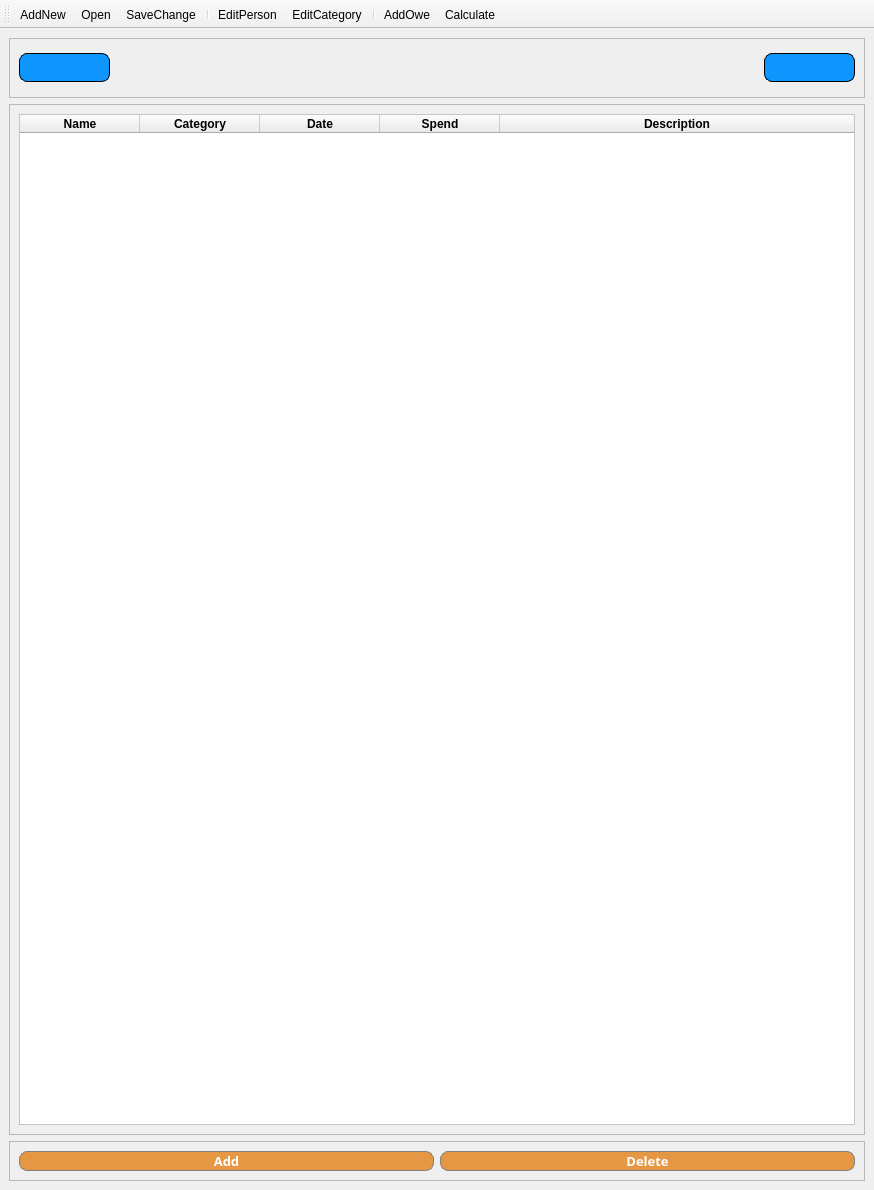
Above: Ui/PyBill.ui from ZILINYE/PyBill before the change. Below: the same form after it.
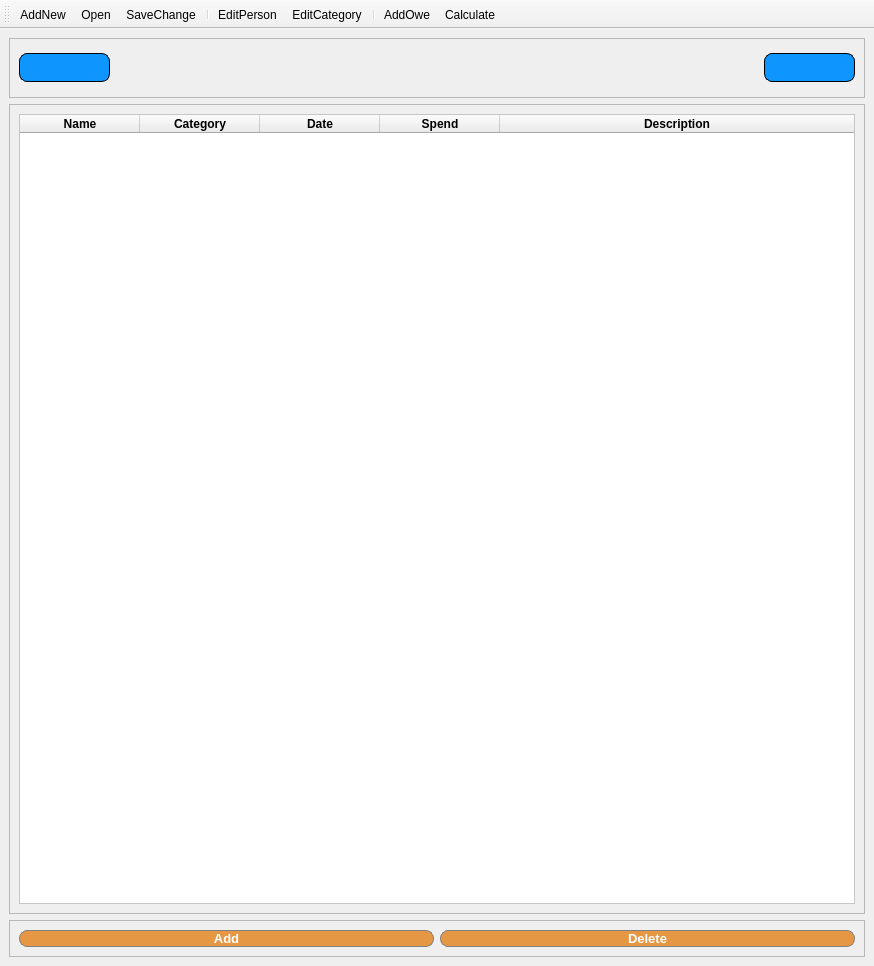
That is the form after the change. Icons and pictures are not drawn.

What changed in the file:
```diff
--- a/Ui/PyBill.ui
+++ b/Ui/PyBill.ui
@@ -7,7 +7,7 @@
     <x>0</x>
     <y>0</y>
     <width>874</width>
-    <height>1190</height>
+    <height>966</height>
    </rect>
   </property>
   <property name="sizePolicy">
@@ -350,13 +350,6 @@
               <bold>true</bold>
              </font>
             </property>
-            <property name="background">
-             <color>
-              <red>170</red>
-              <green>255</green>
-              <blue>255</blue>
-             </color>
-            </property>
            </column>
            <column>
             <property name="text">
@@ -424,8 +417,7 @@
         <property name="styleSheet">
          <string notr="true">QPushButton
 {
-    /*字体为微软雅黑*/
-    font-family:Microsoft Yahei;
+
     /*字体大小为20点*/
     font-size:10pt;
     /*字体颜色为白色*/    
@@ -475,7 +467,6 @@
           <widget class="QPushButton" name="delRow">
            <property name="font">
             <font>
-             <family>Microsoft Yahei</family>
              <pointsize>10</pointsize>
              <weight>75</weight>
              <bold>true</bold>
@@ -484,6 +475,47 @@
            <property name="toolTip">
             <string>&lt;html&gt;&lt;head/&gt;&lt;body&gt;&lt;p&gt;Remove Record&lt;/p&gt;&lt;/body&gt;&lt;/html&gt;</string>
            </property>
+           <property name="styleSheet">
+            <string notr="true">QPushButton
+{
+    /*字体大小为20点*/
+    font-size:10pt;
+    /*字体颜色为白色*/    
+	color:white;
+    /*背景颜色*/  
+    
+	background-color: rgb(230, 151, 68);
+    /*边框圆角半径为8像素*/ 
+    border-radius:8px;
+	border-color:grey;
+	border-width:1px;
+	border-style:solid;
+}
+
+/*按钮停留态*/
+QPushButton:hover
+{
+    /*背景颜色*/  
+    
+	background-color: rgb(255, 144, 47);
+}
+
+/*按钮按下态*/
+QPushButton:pressed
+{
+    /*背景颜色*/  
+    
+	
+	background-color: rgb(255, 123, 7);
+    /*左内边距为3像素，让按下时字向右移动3像素*/  
+    padding-left:3px;
+    /*上内边距为3像素，让按下时字向下移动3像素*/  
+    padding-top:3px;
+	border-color:black;
+	border-width:1px;
+	border-style:solid;
+}</string>
+           </property>
            <property name="text">
             <string>Delete</string>
            </property>
@@ -497,7 +529,6 @@
           <widget class="QPushButton" name="addRow">
            <property name="font">
             <font>
-             <family>Microsoft Yahei</family>
              <pointsize>10</pointsize>
              <weight>75</weight>
              <bold>true</bold>
@@ -509,8 +540,6 @@
            <property name="styleSheet">
             <string notr="true">QPushButton
 {
-    /*字体为微软雅黑*/
-    font-family:Microsoft Yahei;
     /*字体大小为20点*/
     font-size:10pt;
     /*字体颜色为白色*/    
```
Left out of the diff: 6 changed lines with no effect on the pictures.
